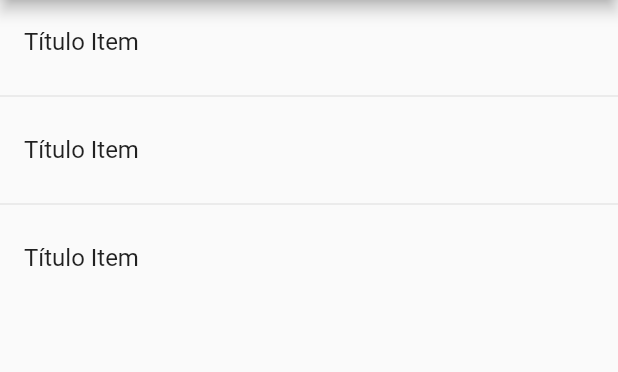
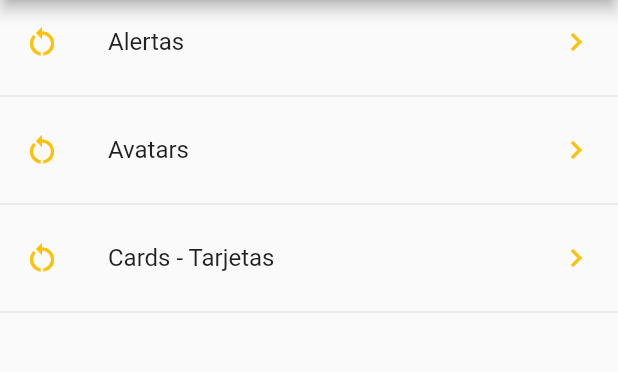
Before and after one commit to bayalad7/flutter-curso-widgets, a Flutter app: the screen it shows after launch, on a phone screen of 412 x 824 dp, the part 84-456 px from its top. Run offline on Flutter 3.47's test engine with Material 2 defaults, Android fonts, the phone set to English and light mode, and no system bars.

Commit message:
feat(home and provider/menu): widget future builder

```diff
--- a/lib/src/pages/home.dart
+++ b/lib/src/pages/home.dart
@@ -1,3 +1,70 @@
+/*
+ * Notas.
+ * 01 - Ejecución del código con instancias.
+ *      EJEMPLO - 01
+ *      IMPORTANTE.
+ *      Al realizar un Restart en la aplicación, la información que se encuentra en
+ *      print(providerMenu.items); al inicio esta se encuentra vacía [], pero si hacemos un
+ *      HotReload la misma información que se nos muestra con print(providerMenu.items);
+ *      ahora si nos manda la información que se cargo con función de cargarData()
+ *      y que se asigna desde dataMap["rutas"].
+ *
+ *      ¿Por qué pasa esto?
+ *      Aquí tenemos que tener presente mucho la forma en la que
+ *      se esta ejecutando nuestro código de Flutter, cuando nosotros estamos disparando
+ *      por primera vez la instrucción print(providerMenu.items); nuestra instancia
+ *      del provider menu, lanza el servicio cargarData() para obtener la data del archivo
+ *      .json que a su vez se llama con rootBundle.loadString que es un Future.
+ *      Cosa que es un poco más lenta que la misma impresión que tenemos con print(providerMenu.items);
+ *      Por eso da esa impresión. Si nosotros hacemos un HotReload apareceran los datos de los items
+ *      por que no se esta reiniciando la aplicación, por consecuencia el servicio ya tiene los items
+ *      cargados.
+ *
+ *      Para resolver esto y poder obtener los items cargados, desde que se haga un reinicio en la aplicación,
+ *      lo que tenemos que hacer es retornar un Future<List<dinamyc>> en la función cargarData().
+ *      Un Future en momentos después, va a retornar la información que se encuentre adentro.
+ *
+ * 02 - Future con .then()
+ *      EJEMPLO - 02
+ *      Mandamos a llamar el providerMenu.cargarData() y como este nos regresa un Future, podemos utilizar el .then()
+ *      y recibir nuestra lista de items de tipo dinamicos. Vamos a esperar a obtener esa respuesta con el .then()
+ * 03 - SUPER IMPORTANTE.
+ *      Poner el return ListView() dentro de la espera cuando se cargan de los items en el
+ *      providerMenu.cargarData().then((items){ __<AQUÍ>__}); ESTA ALTERNATIVA NO ES TAN VIABLE, por que
+ *      si nuestro método de cargarData(), tardará mucho tiempo en retornarnos la información
+ *      nuestra aplicación parecería como que si estuviera congelada o trabada y nadie quiere
+ *      que su aplicación lusca de esta forma, cuando en realidad la aplicación solo esta tratando de obtener
+ *      la información de algún lugar.
+ * 04 - Por lo cual, no podemos hacerlo de esta manera, para nuestra suerte flutter nos ofrece lo que es el
+ *      Future Builder
+ *
+ * 05 - Future Builder
+ *      EJEMPLO - 03
+ *      Vamos a retornar un Future Builder que es un widget que permite a dibujarse a si mismo basado
+ *      en el último snapshot que interactuó con Future. Un Future tiene varios estados:
+ *           - Cuando se está pidiendo información
+ *           - Cuando se resuelve
+ *           - Cuando da un error
+ *      Esos son los 3 estados que nos interesa de un Future Builder
+ * 06 - •	El argumento “builder” es requerido y recibe una función que tiene como argumento el
+ *        BuildContext y un AsyncSnapShot que es del tipo que vayamos a retornar con nuestro método de espera.
+ *             o Lo que retorna es un Widget Builder: En pocas palabras, ese widget builder significa que
+ *               es algo que nos va a permitir dibujar algo en la pantalla de la aplicación.
+ *             o Este Builder se va a disparar en varias etapas:
+ *                    1.  Cuando se están pidiendo datos
+ *                    2.  Cuando ya se obtuvo la respuesta
+ *                    2.1 Cuando no hay data === snapshot.hasData
+ *                    3.  Cuando tenemos un error === snapshot.hasError
+ *             o El builder, debe de regresar un widget, y este widget se puede crear ya con la información
+ *               que tengamos de la respuesta del Future.
+ *             o Con el snapshot.data obtendremos la información de la respuesta.
+ *      • El argumento "future" tiene que estar enlazado a lo que nosotros queremos esperar,
+ *        es decir; Nuestro Future de espera. Para nuestro ejemplo tendríamos que esperar que se llame el cargarData();
+ *        el cual es nuestro Future.
+ *      • El argumento "initialData" es opcional y en este se indica la información que va a tener por defecto,
+ *        mientras no sea resuelto nuestro Future. Con esto podríamos crear un tipo de "loadings" o un mecanismo.
+ */
+
 import 'package:flutter/material.dart';
 
 import '../providers/menu.dart';
@@ -14,27 +81,56 @@ class PageHome extends StatelessWidget {
   }
 
   Widget _lista() {
+    /*
+    EJEMPLO - 01
     print(providerMenu.items);
-    providerMenu.cargarData();
+    */
 
-    return ListView(
-      children: _listaItems(),
+    /*
+    EJEMPLO - 02
+    providerMenu.cargarData().then((items) {
+      // Esperamos a obtener la respuesta de los items
+      print("_lista");
+      print(items);
+    });
+    */
+
+    /*
+    EJEMPLO - 03
+    */
+    return FutureBuilder(
+      future: providerMenu.cargarData(),
+      initialData: [],
+      builder: (context, AsyncSnapshot<List<dynamic>> snapshot) {
+        if (snapshot.hasError) {
+          return Center(child: Text('Error'));
+        }
+
+        if (!snapshot.hasData) {
+          return Center(child: Text('No hay data'));
+        }
+
+        return ListView(
+          children: _listaItems(snapshot.data),
+        );
+      },
     );
   }
 
-  List<Widget> _listaItems() {
-    return [
-      ListTile(
-        title: Text("Título Item"),
-      ),
-      Divider(),
-      ListTile(
-        title: Text("Título Item"),
-      ),
-      Divider(),
-      ListTile(
-        title: Text("Título Item"),
-      ),
-    ];
+  List<Widget> _listaItems(List<dynamic>? data) {
+    final List<Widget> items = [];
+
+    data?.forEach((item) {
+      final widgetItem = ListTile(
+        title: Text(item["texto"]),
+        leading: Icon(Icons.restart_alt, color: Colors.amber),
+        trailing: Icon(Icons.keyboard_arrow_right, color: Colors.amber),
+        onTap: () {},
+      );
+
+      items..add(widgetItem)..add(Divider());
+    });
+
+    return items;
   }
 }
--- a/lib/src/providers/menu.dart
+++ b/lib/src/providers/menu.dart
@@ -9,22 +9,29 @@
  * 05 - Cuando instanciamos la clase y después queramos ejecutar un HotReload, el constructor
  *      _ProviderMenu(){ cargarData(); } no se vuelve a ejecutar porque solamente se ejecuta una sola vez.
  *      Si queremos que se vuelva a ejecutar tendremos que hacer un Restart.
+ * 06 - Para convertir el JSON String en un Mapa, Dart tiene una función propia que está dentro
+ *      del import 'dart:convert'; La cual es json.decode(data);
  */
 
 import 'package:flutter/services.dart' show rootBundle;
+
+import 'dart:convert';
 
 class _ProviderMenu {
   List<dynamic> items = [];
 
   _ProviderMenu() {
-    cargarData();
+    // cargarData();
   }
 
-  cargarData() {
+  Future<List<dynamic>> cargarData() async {
     // Aquí cargamos la información del archivo .json estático
-    rootBundle.loadString("data/menu.json").then((data) {
-      print(data); // Imprimimos el string de la data del archivo .json
-    });
+    final data = await rootBundle.loadString("data/menu.json");
+    // Convertimos el data string en un mapa
+    Map dataMap = json.decode(data);
+    // Obtenemos las rutas del archivo .json, ya con el json convertido.
+    items = dataMap["rutas"];
+    return items;
   }
 }
 
```
